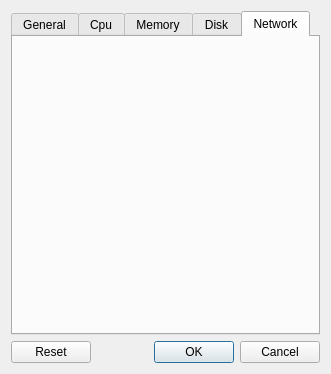
The window that PerformanceMonitor.ui (marcelmacuf/Performance-monitor5) describes before a commit, drawn with Qt 5.
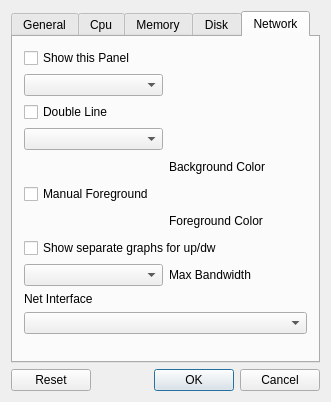
The same window after the commit. The open tabs and pages were chosen to show the change. Icons and pictures are not drawn. Custom widgets are drawn as their Qt base class.

Patch:
```diff
--- a/PerformanceMonitor.ui
+++ b/PerformanceMonitor.ui
@@ -7,7 +7,7 @@
     <x>0</x>
     <y>0</y>
     <width>325</width>
-    <height>374</height>
+    <height>402</height>
    </rect>
   </property>
   <property name="windowTitle">
@@ -315,12 +315,122 @@
       <attribute name="title">
        <string>Network</string>
       </attribute>
+      <layout class="QGridLayout" name="gridLayout_6">
+       <item row="0" column="0" colspan="2">
+        <widget class="QCheckBox" name="showNET">
+         <property name="text">
+          <string>Show this Panel</string>
+         </property>
+        </widget>
+       </item>
+       <item row="1" column="0">
+        <widget class="QComboBox" name="graphNET"/>
+       </item>
+       <item row="2" column="0" colspan="2">
+        <widget class="QCheckBox" name="doubleLineNET">
+         <property name="text">
+          <string>Double Line</string>
+         </property>
+        </widget>
+       </item>
+       <item row="3" column="0">
+        <widget class="QComboBox" name="sizeNET"/>
+       </item>
+       <item row="4" column="0">
+        <widget class="ColorButton" name="pbBackNET">
+         <property name="text">
+          <string/>
+         </property>
+         <property name="flat">
+          <bool>true</bool>
+         </property>
+        </widget>
+       </item>
+       <item row="4" column="1">
+        <widget class="QLabel" name="label_28">
+         <property name="text">
+          <string>Background Color</string>
+         </property>
+        </widget>
+       </item>
+       <item row="5" column="0" colspan="2">
+        <widget class="QCheckBox" name="chNETManual">
+         <property name="text">
+          <string>Manual Foreground</string>
+         </property>
+        </widget>
+       </item>
+       <item row="6" column="0">
+        <widget class="ColorButton" name="pbLineNET">
+         <property name="text">
+          <string/>
+         </property>
+         <property name="flat">
+          <bool>true</bool>
+         </property>
+        </widget>
+       </item>
+       <item row="6" column="1">
+        <widget class="QLabel" name="label_27">
+         <property name="text">
+          <string>Foreground Color</string>
+         </property>
+        </widget>
+       </item>
+       <item row="7" column="0" colspan="2">
+        <widget class="QCheckBox" name="separateGrpahsNET">
+         <property name="text">
+          <string>Show separate graphs for up/dw</string>
+         </property>
+        </widget>
+       </item>
+       <item row="8" column="0">
+        <widget class="QComboBox" name="maxBandwithNET"/>
+       </item>
+       <item row="8" column="1">
+        <widget class="QLabel" name="label_6">
+         <property name="text">
+          <string>Max Bandwidth</string>
+         </property>
+        </widget>
+       </item>
+       <item row="9" column="0">
+        <widget class="QLabel" name="label_7">
+         <property name="text">
+          <string>Net Interface</string>
+         </property>
+        </widget>
+       </item>
+       <item row="11" column="0">
+        <spacer name="verticalSpacer_3">
+         <property name="orientation">
+          <enum>Qt::Orientation::Vertical</enum>
+         </property>
+         <property name="sizeHint" stdset="0">
+          <size>
+           <width>20</width>
+           <height>80</height>
+          </size>
+         </property>
+        </spacer>
+       </item>
+       <item row="10" column="0" colspan="2">
+        <widget class="QComboBox" name="maxBandwithNET_2"/>
+       </item>
+      </layout>
      </widget>
     </widget>
    </item>
   </layout>
  </widget>
  <layoutdefault spacing="6" margin="11"/>
+ <customwidgets>
+  <customwidget>
+   <class>ColorButton</class>
+   <extends>QPushButton</extends>
+   <header>ColorButton.h</header>
+  </customwidget>
+ </customwidgets>
  <resources>
   <include location="PerformanceMonitor.qrc"/>
  </resources>
```
Left out of the diff: 340 changed lines with no effect on the pictures.
